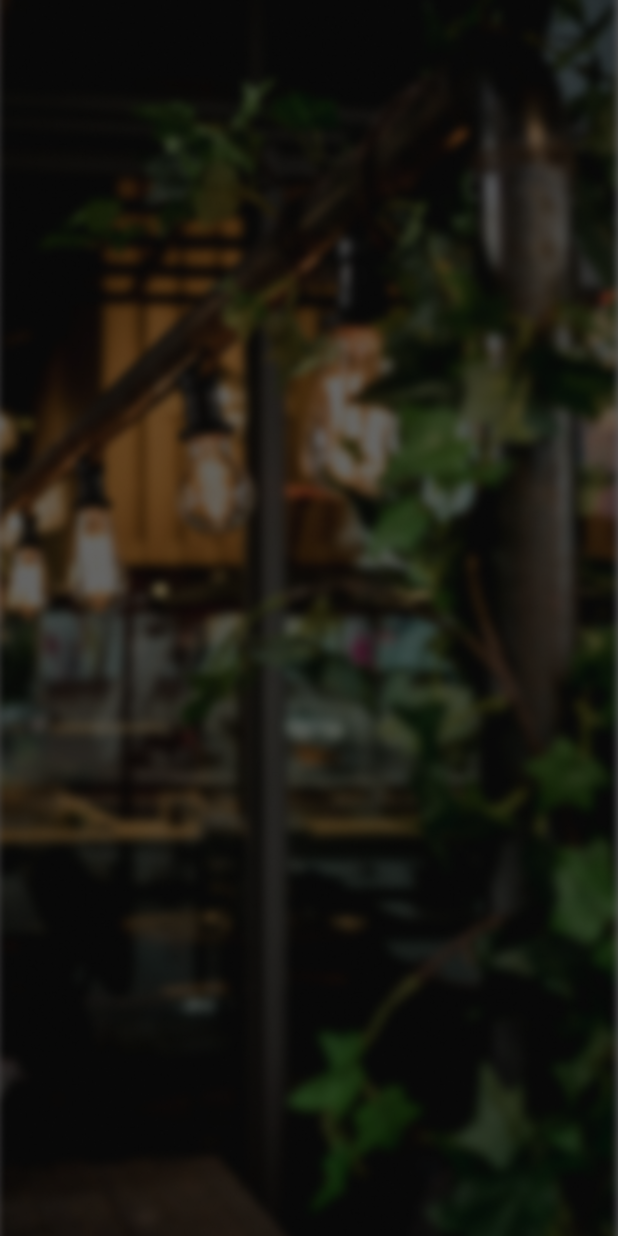
After one commit to Sarah-Rafi/Eataly, a Flutter app: the SignuPScreen screen opened directly, on a phone screen of 412 x 824 dp. The commit adds this screen. Run offline on Flutter 3.47's test engine with Material 3 defaults, Android fonts, the phone set to English and light mode, and no system bars.

Commit message:
Your commit message here

```diff
--- a/lib/loginscreen.dart
+++ b/lib/loginscreen.dart
@@ -1,19 +1,10 @@
 import 'package:flutter/material.dart';
+import 'main.dart';
+import 'signupscreen.dart';
 
 void main() {
   runApp(MyApp());
 }
-
-class MyApp extends StatelessWidget {
-  @override
-  Widget build(BuildContext context) {
-    return MaterialApp(
-      debugShowCheckedModeBanner: false,
-      home: LoginScreen(),
-    );
-  }
-}
-
 class LoginScreen extends StatelessWidget {
   @override
   Widget build(BuildContext context) {
--- /dev/null
+++ b/lib/signupscreen.dart
@@ -0,0 +1,29 @@
+import 'package:flutter/material.dart';
+
+import 'main.dart';
+
+void main() {
+  runApp(MyApp());
+}
+class SignuPScreen extends StatelessWidget {
+  @override
+  Widget build(BuildContext context) {
+    return Scaffold(
+      body: Stack(
+        children: [
+          Container(
+            width: 432,
+            height: 932,
+            decoration: BoxDecoration(
+              image: DecorationImage(
+                image: AssetImage('assets/backgroundimage.png'),
+                fit: BoxFit.cover,
+              ),
+              color: Colors.black.withOpacity(0.6),
+            ),
+          ),
+        ],
+      ),
+    );
+  }
+}
```
